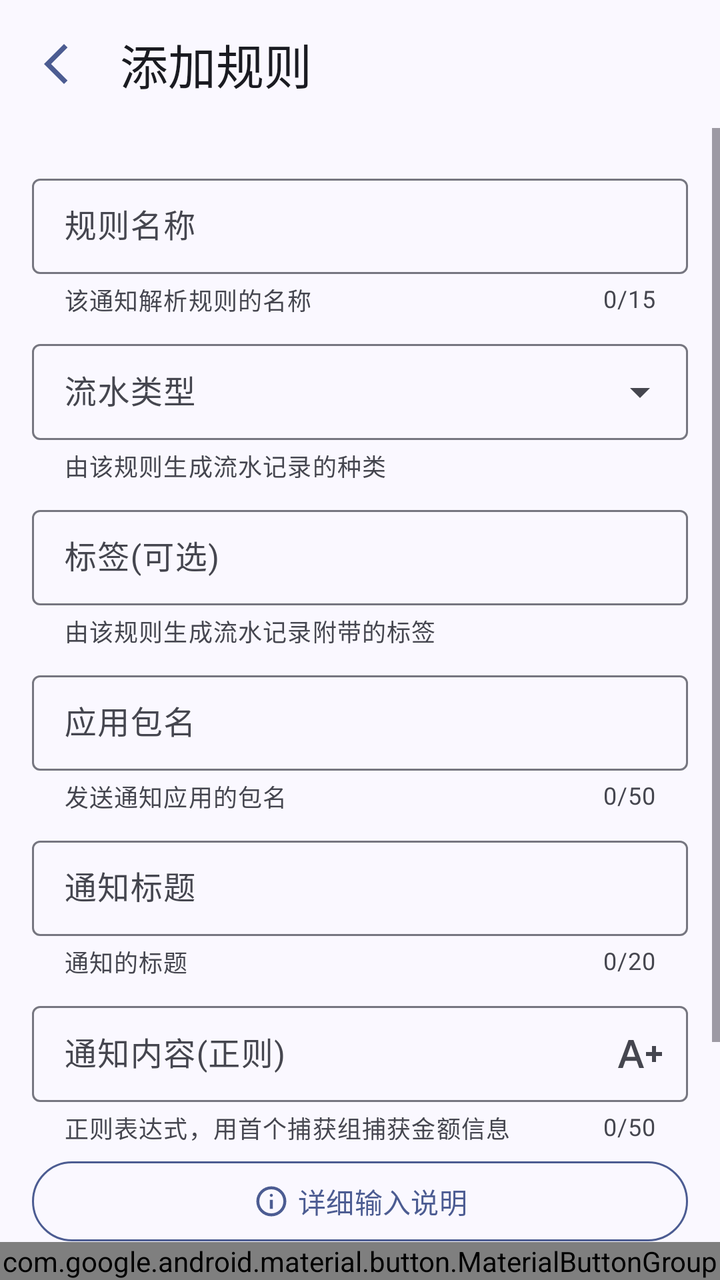
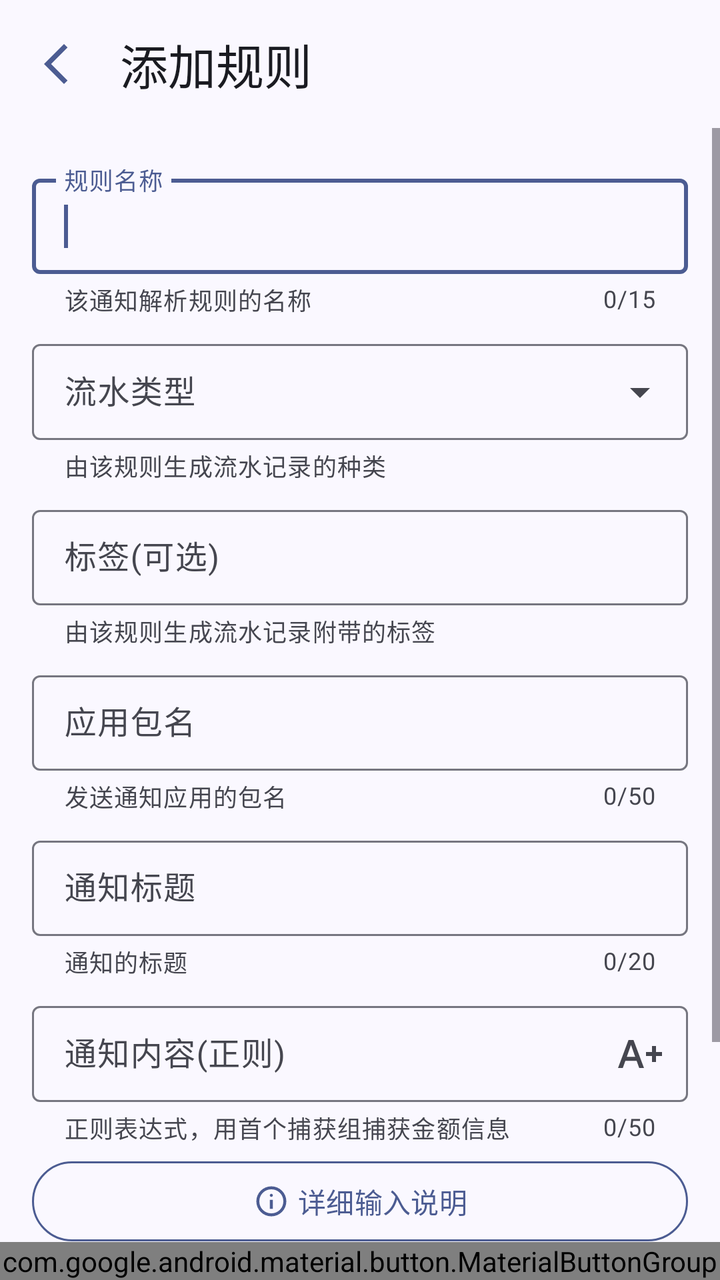

The first picture is an Android layout as it rendered before a commit; the second is the same layout after the commit. The layout source and the unified diff follow.
<!-- AndroidManifest.xml: application theme Theme.ManagerAssistant.Static -->
<!-- res/layout/activity_rule_add_modify.xml -->
<androidx.constraintlayout.widget.ConstraintLayout xmlns:android="http://schemas.android.com/apk/res/android"
    xmlns:app="http://schemas.android.com/apk/res-auto"
    xmlns:tools="http://schemas.android.com/tools"
    style="@style/CommonPageStyle"
    android:layout_width="match_parent"
    android:layout_height="match_parent"
    android:orientation="vertical"
    tools:context=".ui.pages.bookkeeping.notification_analysis.rule_edit.RuleAddModifyActivity">

    <com.google.android.material.appbar.MaterialToolbar
        android:id="@+id/toolbar"
        android:layout_width="match_parent"
        android:layout_height="?attr/actionBarSize"
        app:layout_constraintEnd_toEndOf="parent"
        app:layout_constraintStart_toStartOf="parent"
        app:layout_constraintTop_toTopOf="parent"
        app:title="@string/add_rule" />

    <ScrollView
        android:id="@+id/scroll_view"
        android:layout_width="match_parent"
        android:layout_height="0dp"
        app:layout_constraintBottom_toTopOf="@id/bottom_btn_group"
        app:layout_constraintTop_toBottomOf="@id/toolbar">

        <LinearLayout
            android:layout_width="match_parent"
            android:layout_height="wrap_content"
            android:orientation="vertical"
            android:padding="16dp">

            <com.google.android.material.textfield.TextInputLayout
                android:id="@+id/rule_name_layout"
                style="@style/CommonTextInputLayoutStyle"
                android:layout_width="match_parent"
                android:layout_height="wrap_content"
                app:counterMaxLength="15"
                app:endIconDrawable="@drawable/baseline_clear_24"
                app:endIconMode="clear_text"
                app:helperText="@string/rule_name_help_text">

                <com.google.android.material.textfield.TextInputEditText
                    android:id="@+id/rule_name_input"
                    style="@style/UserInputEditTextStyle"
                    android:layout_width="match_parent"
                    android:layout_height="match_parent"
                    android:hint="@string/rule_name" />
            </com.google.android.material.textfield.TextInputLayout>

            <com.google.android.material.textfield.TextInputLayout
                style="@style/DropdownMenuTextInputLayoutStyle"
                android:layout_width="match_parent"
                android:layout_height="wrap_content"
                app:helperText="@string/rule_account_type_help">

                <com.google.android.material.textfield.MaterialAutoCompleteTextView
                    android:id="@+id/type_input"
                    style="@style/UneditableAutoCompleteTextViewStyle"
                    android:layout_width="match_parent"
                    android:layout_height="match_parent"
                    android:hint="@string/running_account_type"
                    android:inputType="none" />
            </com.google.android.material.textfield.TextInputLayout>

            <LinearLayout
                android:id="@+id/transfer_input_layout"
                android:layout_width="match_parent"
                android:layout_height="wrap_content"
                android:orientation="vertical"
                android:visibility="gone">

                <com.google.android.material.textfield.TextInputLayout
                    android:id="@+id/export_account_layout"
                    style="@style/DropdownMenuTextInputLayoutStyle"
                    android:layout_width="match_parent"
                    android:layout_height="wrap_content"
                    android:hint="@string/export_account"
                    app:counterMaxLength="20"
                    app:helperText="@string/account_export_help">

                    <com.google.android.material.textfield.MaterialAutoCompleteTextView
                        android:id="@+id/export_account_input"
                        style="@style/EditableAutoCompleteTextViewStyle"
                        android:layout_width="match_parent"
                        android:layout_height="wrap_content" />
                </com.google.android.material.textfield.TextInputLayout>

                <com.google.android.material.textfield.TextInputLayout
                    android:id="@+id/import_account_layout"
                    style="@style/DropdownMenuTextInputLayoutStyle"
                    android:layout_width="match_parent"
                    android:layout_height="wrap_content"
                    android:hint="@string/import_account"
                    app:counterMaxLength="20"
                    app:helperText="@string/account_import_help">

                    <com.google.android.material.textfield.MaterialAutoCompleteTextView
                        android:id="@+id/import_account_input"
                        style="@style/EditableAutoCompleteTextViewStyle"
                        android:layout_width="match_parent"
                        android:layout_height="wrap_content" />
                </com.google.android.material.textfield.TextInputLayout>
            </LinearLayout>

            <com.google.android.material.textfield.TextInputLayout
                style="@style/CommonTextInputLayoutStyle"
                android:layout_width="match_parent"
                android:layout_height="wrap_content"
                app:counterEnabled="false"
                app:helperText="@string/rule_tag_help">

                <com.google.android.material.textfield.MaterialAutoCompleteTextView
                    android:id="@+id/tag_name_input"
                    style="@style/UneditableAutoCompleteTextViewStyle"
                    android:layout_width="match_parent"
                    android:layout_height="match_parent"
                    android:hint="@string/tag_optional" />
            </com.google.android.material.textfield.TextInputLayout>

            <com.google.android.material.textfield.TextInputLayout
                android:id="@+id/package_name_layout"
                style="@style/CommonTextInputLayoutStyle"
                android:layout_width="match_parent"
                android:layout_height="wrap_content"
                app:counterMaxLength="50"
                app:helperText="@string/rule_package_name_help">

                <com.google.android.material.textfield.MaterialAutoCompleteTextView
                    android:id="@+id/package_name_input"
                    style="@style/UneditableAutoCompleteTextViewStyle"
                    android:layout_width="match_parent"
                    android:layout_height="match_parent"
                    android:hint="@string/package_name" />
            </com.google.android.material.textfield.TextInputLayout>

            <com.google.android.material.textfield.TextInputLayout
                android:id="@+id/notification_title_layout"
                style="@style/CommonTextInputLayoutStyle"
                android:layout_width="match_parent"
                android:layout_height="wrap_content"
                app:counterMaxLength="20"
                app:endIconDrawable="@drawable/baseline_clear_24"
                app:endIconMode="clear_text"
                app:helperText="@string/rule_notification_title_help">

                <com.google.android.material.textfield.TextInputEditText
                    android:id="@+id/notification_title_input"
                    style="@style/UserInputEditTextStyle"
                    android:layout_width="match_parent"
                    android:layout_height="match_parent"
                    android:hint="@string/notification_title" />
            </com.google.android.material.textfield.TextInputLayout>

            <com.google.android.material.textfield.TextInputLayout
                android:id="@+id/notification_content_layout"
                style="@style/CommonTextInputLayoutStyle"
                android:layout_width="match_parent"
                android:layout_height="wrap_content"
                app:counterMaxLength="50"
                app:endIconDrawable="@drawable/outline_text_increase_24"
                app:endIconMode="custom"
                app:helperText="@string/rule_notification_content_help">

                <com.google.android.material.textfield.TextInputEditText
                    android:id="@+id/notification_content_input"
                    style="@style/UserInputEditTextStyle"
                    android:layout_width="match_parent"
                    android:layout_height="match_parent"
                    android:hint="@string/notification_content_regex"
                    android:maxLength="50" />
            </com.google.android.material.textfield.TextInputLayout>

            <com.google.android.material.button.MaterialButton
                android:id="@+id/input_instruction_btn"
                style="@style/OutlinedBtnStyle"
                android:layout_width="match_parent"
                android:layout_height="wrap_content"
                android:layout_marginStart="0dp"
                android:layout_marginEnd="0dp"
                android:text="@string/input_instruction"
                app:icon="@drawable/outline_info_24"
                app:iconGravity="textStart" />

            <com.google.android.material.textview.MaterialTextView
                style="@style/TipTextViewStyle"
                android:layout_width="match_parent"
                android:layout_height="wrap_content"
                android:text="@string/analysis_rule_tip" />
        </LinearLayout>
    </ScrollView>

    <com.google.android.material.button.MaterialButtonGroup
        android:id="@+id/bottom_btn_group"
        android:layout_width="match_parent"
        android:layout_height="wrap_content"
        android:gravity="center_horizontal"
        app:layout_constraintBottom_toBottomOf="parent">

        <com.google.android.material.button.MaterialButton
            android:id="@+id/delete_btn"
            style="@style/OutlinedBtnStyle"
            android:layout_width="wrap_content"
            android:layout_height="wrap_content"
            android:text="@string/delete"
            android:visibility="gone" />

        <com.google.android.material.button.MaterialButton
            android:id="@+id/cancel_btn"
            style="@style/OutlinedBtnStyle"
            android:layout_width="wrap_content"
            android:layout_height="wrap_content"
            android:text="@string/cancel" />

        <com.google.android.material.button.MaterialButton
            android:id="@+id/finish_btn"
            style="@style/CommonBtnStyle"
            android:layout_width="wrap_content"
            android:layout_height="wrap_content"
            android:text="@string/finish" />
    </com.google.android.material.button.MaterialButtonGroup>
</androidx.constraintlayout.widget.ConstraintLayout>
<!-- resources referenced by this layout -->
<resources>
  <string name="account_export_help">您名下的转出账户名称</string>
  <string name="account_import_help">您名下的转入账户名称</string>
  <string name="add_rule">添加规则</string>
  <string name="analysis_rule_tip">推荐执行以下操作使通知监听更加稳定：\n1.授予自启动权限(如果有该权限设置)\n2.在最近任务中锁定本应用\n3.在该软件设置界面将电池优化设置为“无限制”</string>
  <string name="cancel">取消</string>
  <string name="delete">删除</string>
  <string name="export_account">转出账户</string>
  <string name="finish">完成</string>
  <string name="import_account">转入账户</string>
  <string name="input_instruction">详细输入说明</string>
  <string name="notification_content_regex">通知内容(正则)</string>
  <string name="notification_title">通知标题</string>
  <string name="package_name">应用包名</string>
  <string name="rule_account_type_help">由该规则生成流水记录的种类</string>
  <string name="rule_name">规则名称</string>
  <string name="rule_name_help_text">该通知解析规则的名称</string>
  <string name="rule_notification_content_help">正则表达式，用首个捕获组捕获金额信息</string>
  <string name="rule_notification_title_help">通知的标题</string>
  <string name="rule_package_name_help">发送通知应用的包名</string>
  <string name="rule_tag_help">由该规则生成流水记录附带的标签</string>
  <string name="running_account_type">流水类型</string>
  <string name="tag_optional">标签(可选)</string>
  <style name="CommonPageStyle">
          <item name="android:fitsSystemWindows">true</item>
          <item name="android:background">?attr/colorSurface</item>
      </style>
  <color name="md_theme_primary">#4C5C92</color>
  <color name="md_theme_onPrimary">#FFFFFF</color>
  <color name="md_theme_primaryContainer">#DBE1FF</color>
  <color name="md_theme_onPrimaryContainer">#344479</color>
  <color name="md_theme_secondary">#595E72</color>
  <color name="md_theme_onSecondary">#FFFFFF</color>
  <color name="md_theme_secondaryContainer">#DDE1F9</color>
  <color name="md_theme_onSecondaryContainer">#414659</color>
  <color name="md_theme_tertiary">#745470</color>
  <color name="md_theme_onTertiary">#FFFFFF</color>
  <color name="md_theme_tertiaryContainer">#FFD6F7</color>
  <color name="md_theme_onTertiaryContainer">#5B3D57</color>
  <color name="md_theme_error">#BA1A1A</color>
  <color name="md_theme_onError">#FFFFFF</color>
  <color name="md_theme_errorContainer">#FFDAD6</color>
  <color name="md_theme_onErrorContainer">#93000A</color>
  <color name="md_theme_background">#FAF8FF</color>
  <color name="md_theme_onBackground">#1A1B21</color>
  <color name="md_theme_surface">#FAF8FF</color>
  <color name="md_theme_onSurface">#1A1B21</color>
  <color name="md_theme_surfaceVariant">#E2E1EC</color>
  <color name="md_theme_onSurfaceVariant">#45464F</color>
  <color name="md_theme_outline">#767680</color>
  <color name="md_theme_outlineVariant">#C6C6D0</color>
  <color name="md_theme_inverseSurface">#2F3036</color>
  <color name="md_theme_inverseOnSurface">#F1F0F7</color>
  <color name="md_theme_inversePrimary">#B5C4FF</color>
  <color name="md_theme_primaryFixed">#DBE1FF</color>
  <color name="md_theme_onPrimaryFixed">#02174B</color>
  <color name="md_theme_primaryFixedDim">#B5C4FF</color>
  <color name="md_theme_onPrimaryFixedVariant">#344479</color>
  <color name="md_theme_secondaryFixed">#DDE1F9</color>
  <color name="md_theme_onSecondaryFixed">#161B2C</color>
  <color name="md_theme_secondaryFixedDim">#C1C5DD</color>
  <color name="md_theme_onSecondaryFixedVariant">#414659</color>
  <color name="md_theme_tertiaryFixed">#FFD6F7</color>
  <color name="md_theme_onTertiaryFixed">#2B122A</color>
  <color name="md_theme_tertiaryFixedDim">#E2BBDB</color>
  <color name="md_theme_onTertiaryFixedVariant">#5B3D57</color>
  <color name="md_theme_surfaceDim">#DAD9E0</color>
  <color name="md_theme_surfaceBright">#FAF8FF</color>
  <color name="md_theme_surfaceContainerLowest">#FFFFFF</color>
  <color name="md_theme_surfaceContainerLow">#F4F3FA</color>
  <color name="md_theme_surfaceContainer">#EEEDF4</color>
  <color name="md_theme_surfaceContainerHigh">#E9E7EF</color>
  <color name="md_theme_surfaceContainerHighest">#E3E1E9</color>
  <!-- unchanged entries left out for length: 14 -->
</resources>

<!-- the commit's change to res/layout/activity_rule_add_modify.xml (unified diff, before → after) -->
@@ -39,6 +39,8 @@
                 app:endIconMode="clear_text"
                 app:helperText="@string/rule_name_help_text">
 
+                <requestFocus />
+
                 <com.google.android.material.textfield.TextInputEditText
                     android:id="@+id/rule_name_input"
                     style="@style/UserInputEditTextStyle"
